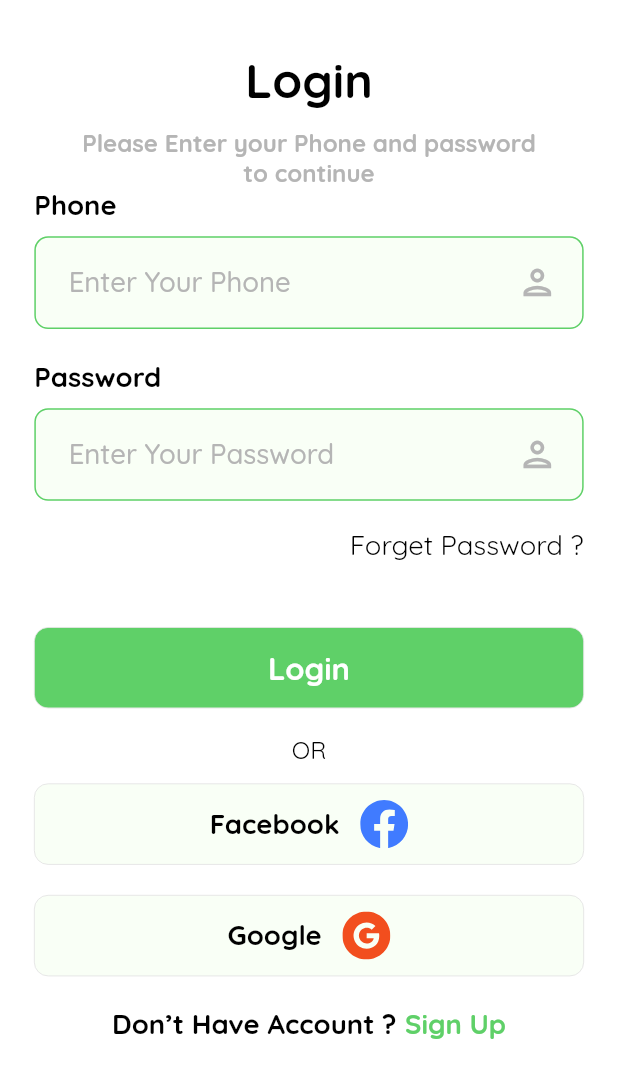
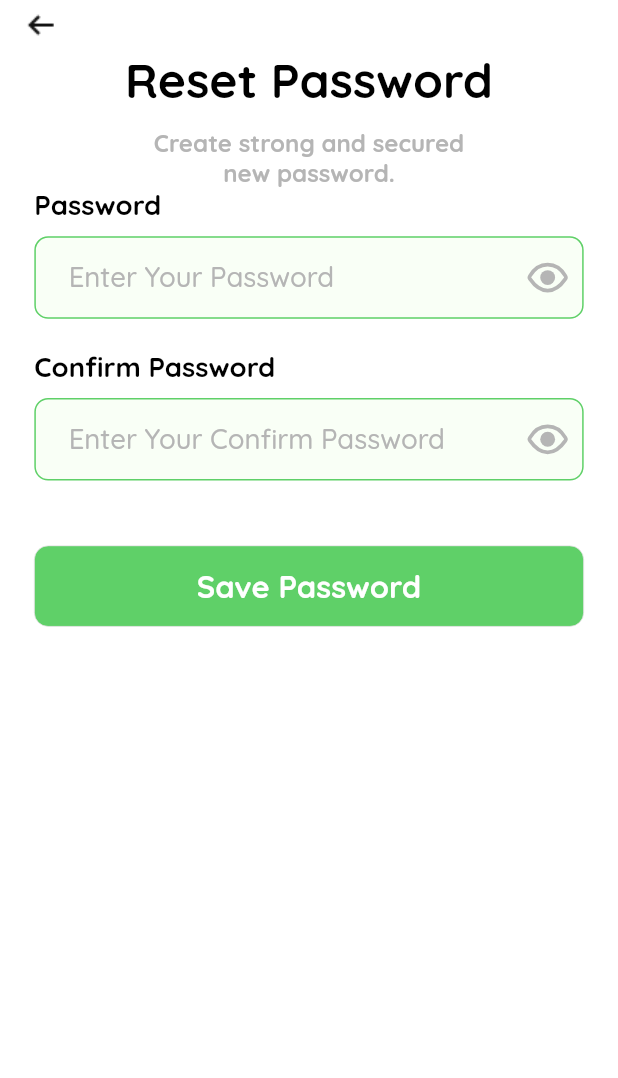
Before and after one commit to HusseinMohamed99/Laboar, a Flutter app: the LoginScreen screen opened directly, after a tap on "Forget Password ?", on a phone screen of 412 x 824 dp. Shown: the top 1078 px of the screen. Run offline on Flutter 3.47's test engine with Material 2 defaults, Android fonts, the phone set to English and light mode, and no system bars; our stand-ins replace cached_network_image, cloud_firestore, firebase_core, flutter_bloc, flutter_screenutil, flutter_svg and 6 more; accounts and stored records are empty; generated files the repository leaves out were written again; project files that could hold a hidden picture were left out.

Commit message:
onBoardingScreen ✔ prefScreen ✔ assets ✔ themeMode ✔ splashScreen ✔ components ✔ Date: 11/7/2023 Add Firebase userModel registerCubit registerScreen ✔ loginScreen ✔ OtpScreen ✔ resetPasswordScreen ✔ localization Laboar Cubit

```diff
--- a/lib/core/components/text_form_field.dart
+++ b/lib/core/components/text_form_field.dart
@@ -1,6 +1,8 @@
 import 'package:flutter/material.dart';
 import 'package:flutter_screenutil/flutter_screenutil.dart';
+import 'package:flutter_svg/flutter_svg.dart';
 import 'package:google_fonts/google_fonts.dart';
+import 'package:laboar/core/components/on_tap_function.dart';
 import 'package:laboar/core/global/theme/app_color/app_color_light.dart';
 
 class DefaultTextFormField extends StatelessWidget {
@@ -24,7 +26,7 @@ class DefaultTextFormField extends StatelessWidget {
       this.isClickable,
       this.isPassword,
       this.decoration,
-      this.suffix,
+      this.suffixImage,
       this.suffixPressed,
       this.prefix,
       this.maxLength,
@@ -47,7 +49,7 @@ class DefaultTextFormField extends StatelessWidget {
   final bool? isPassword;
   final bool? isClickable;
   final InputDecoration? decoration;
-  final IconData? suffix;
+  final String? suffixImage;
   final IconData? prefix;
   final Function? suffixPressed;
   final TextStyle? style;
@@ -85,14 +87,19 @@ class DefaultTextFormField extends StatelessWidget {
           contentPadding: const EdgeInsets.fromLTRB(20, 8, 8, 20).r,
           fillColor: color ?? AppColorsLight.fillColor,
           filled: true,
-          suffixIcon: Padding(
-            padding: const EdgeInsets.all(15.0).r,
-            child: Icon(
-              suffix,
-              color: AppColorsLight.greyColor,
-              size: 24.sp,
-            ),
-          ),
+          suffixIcon: suffixImage != null
+              ? OnTapFunction(
+                  function: () {
+                    suffixPressed!();
+                  },
+                  child: Padding(
+                    padding: const EdgeInsets.all(8.0).r,
+                    child: SvgPicture.asset(
+                      suffixImage!,
+                    ),
+                  ),
+                )
+              : null,
           // suffixIcon: suffix != null
           //     ? IconButton(
           //         padding: const EdgeInsets.all(15.0).r,
--- /dev/null
+++ b/lib/core/cubit/loginCubit/login_state.dart
@@ -0,0 +1,5 @@
+abstract class LoginStates {}
+
+class LoginInitialState extends LoginStates {}
+
+class ChangePasswordLoginState extends LoginStates {}
--- /dev/null
+++ b/lib/core/cubit/resetPasswordCubit/reset_password_cubit.dart
@@ -0,0 +1,29 @@
+import 'package:flutter_bloc/flutter_bloc.dart';
+import 'package:laboar/core/cubit/resetPasswordCubit/reset_password_state.dart';
+import 'package:laboar/generated/assets.dart';
+
+class ResetPasswordCubit extends Cubit<ResetPasswordStates> {
+  ResetPasswordCubit() : super(ResetPasswordInitialState());
+
+  static ResetPasswordCubit get(context) => BlocProvider.of(context);
+
+  String suffix = Assets.imagesEye;
+  bool isPassword = true;
+
+  void showPassword() {
+    isPassword = !isPassword;
+    suffix = isPassword ? Assets.imagesEye : Assets.imagesHide;
+
+    emit(ChangePasswordResetPasswordState());
+  }
+
+  String suffixImage = Assets.imagesEye;
+  bool isConfirmPassword = true;
+
+  void showConfirmPassword() {
+    isConfirmPassword = !isConfirmPassword;
+    suffixImage = isConfirmPassword ? Assets.imagesEye : Assets.imagesHide;
+
+    emit(ChangePasswordResetPasswordState());
+  }
+}
--- /dev/null
+++ b/lib/core/cubit/resetPasswordCubit/reset_password_state.dart
@@ -0,0 +1,5 @@
+abstract class ResetPasswordStates {}
+
+class ResetPasswordInitialState extends ResetPasswordStates {}
+
+class ChangePasswordResetPasswordState extends ResetPasswordStates {}
--- a/lib/l10n/intl_ar.arb
+++ b/lib/l10n/intl_ar.arb
@@ -37,8 +37,10 @@
   "submit": "ارسال",
   "hintSend": "سيتم ارسال الكود مرة اخري",
   "resetPassword": "اعادة كلمة المرور",
-  "hintPassword": "برجاء ادخال كلمة مرور \nلتاكيد حسابك (Htm123@$)",
+  "hintPassword": "برجاء ادخال كلمة مرور \nلتاكيد حسابك",
   "confirmPassword": "تاكيد كلمة المرور",
+  "enterConfirmPassword": "تاكيد كلمة المرور",
+  "savePassword": "حفظ",
   "settings": "الإعدادات",
   "theme": "المظهر",
   "light": "فاتح",
--- a/lib/l10n/intl_en.arb
+++ b/lib/l10n/intl_en.arb
@@ -35,8 +35,10 @@
   "submit": "Submit",
   "hintSend": "Code Sent. Resend Code in",
   "resetPassword": "Reset Password",
-  "hintPassword": "Create strong and secured\nnew password.(Htm123@$)",
+  "hintPassword": "Create strong and secured\nnew password.",
   "confirmPassword": "Confirm Password",
+  "enterConfirmPassword": "Enter Your Confirm Password",
+  "savePassword": "Save Password",
   "settings": "Settings",
   "theme": "Theme",
   "light": "Light",
--- a/lib/presentation/loginScreen/login_screen.dart
+++ b/lib/presentation/loginScreen/login_screen.dart
@@ -1,4 +1,5 @@
 import 'package:flutter/material.dart';
+import 'package:flutter_bloc/flutter_bloc.dart';
 import 'package:flutter_gen/gen_l10n/app_localizations.dart';
 import 'package:flutter_screenutil/flutter_screenutil.dart';
 import 'package:flutter_svg/flutter_svg.dart';
@@ -7,11 +8,14 @@ import 'package:laboar/core/components/navigator.dart';
 import 'package:laboar/core/components/on_tap_function.dart';
 import 'package:laboar/core/components/size_box.dart';
 import 'package:laboar/core/components/text_form_field.dart';
+import 'package:laboar/core/cubit/loginCubit/login_cubit.dart';
+import 'package:laboar/core/cubit/loginCubit/login_state.dart';
 import 'package:laboar/core/global/theme/app_color/app_color_light.dart';
 import 'package:laboar/core/global/theme/theme_data/theme_data.dart';
 import 'package:laboar/core/utils/enum.dart';
 import 'package:laboar/generated/assets.dart';
 import 'package:laboar/presentation/registerScreen/register_screen.dart';
+import 'package:laboar/presentation/resetScreen/reset_screen.dart';
 
 class LoginScreen extends StatelessWidget {
   const LoginScreen({super.key});
@@ -23,6 +27,13 @@ class LoginScreen extends StatelessWidget {
     var phoneController = TextEditingController();
     var localizations = AppLocalizations.of(context)!;
     final textTheme = getThemeData[AppTheme.lightTheme]!.textTheme;
+    return BlocProvider(
+      create: (context) => LoginCubit(),
+      child: BlocConsumer<LoginCubit, LoginStates>(
+        listener: (context, state) {
+          // TODO: implement listener
+        },
+        builder: (context, state) {
           return Scaffold(
             backgroundColor: AppColorsLight.lightSecondaryColor,
             appBar: AppBar(
@@ -69,12 +80,13 @@ class LoginScreen extends StatelessWidget {
                               controller: phoneController,
                               keyboardType: TextInputType.phone,
                               validate: (String? value) {
-                          if (value!.trim().isEmpty || value.length == 11) {
+                                if (value!.trim().isEmpty ||
+                                    value.length == 11) {
                                   return localizations.enterPhoneNumber;
                                 }
                                 return null;
                               },
-                        suffix: Icons.person_outlined,
+                              suffixImage: Assets.imagesPhone,
                               hint: localizations.enterPhoneNumber,
                             ),
                           ],
@@ -90,22 +102,28 @@ class LoginScreen extends StatelessWidget {
                               style: textTheme.labelMedium,
                             ),
                             DefaultTextFormField(
+                              obscuringCharacter: '*',
                               context: context,
                               controller: passwordController,
                               keyboardType: TextInputType.visiblePassword,
                               validate: (String? value) {
                                 if (value!.trim().isEmpty || value.length < 8) {
-                            return localizations.enterPassword;
+                                  return '${localizations.hintPassword} ( Htm123@% )';
                                 }
                                 return null;
                               },
-                        suffix: Icons.person_outlined,
                               hint: localizations.enterPassword,
-                        isPassword: true,
+                              isPassword: LoginCubit.get(context).isPassword,
+                              suffixPressed: () {
+                                LoginCubit.get(context).showPassword();
+                              },
+                              suffixImage: LoginCubit.get(context).suffix,
                             ),
                             Space(height: 15.h, width: 0),
                             OnTapFunction(
-                        function: () {},
+                              function: () {
+                                navigateTo(context, const ResetScreen());
+                              },
                               child: Align(
                                 alignment: Alignment.topRight,
                                 child: Text(
@@ -200,5 +218,8 @@ class LoginScreen extends StatelessWidget {
               ),
             ),
           );
+        },
+      ),
+    );
   }
 }
--- /dev/null
+++ b/lib/presentation/resetScreen/reset_screen.dart
@@ -0,0 +1,154 @@
+import 'package:flutter/material.dart';
+import 'package:flutter_bloc/flutter_bloc.dart';
+import 'package:flutter_gen/gen_l10n/app_localizations.dart';
+import 'package:flutter_screenutil/flutter_screenutil.dart';
+import 'package:laboar/core/components/buttons.dart';
+import 'package:laboar/core/components/navigator.dart';
+import 'package:laboar/core/components/size_box.dart';
+import 'package:laboar/core/components/text_form_field.dart';
+import 'package:laboar/core/cubit/resetPasswordCubit/reset_password_cubit.dart';
+import 'package:laboar/core/cubit/resetPasswordCubit/reset_password_state.dart';
+import 'package:laboar/core/global/theme/app_color/app_color_light.dart';
+import 'package:laboar/core/global/theme/theme_data/theme_data.dart';
+import 'package:laboar/core/utils/enum.dart';
+import 'package:laboar/generated/assets.dart';
+
+class ResetScreen extends StatelessWidget {
+  const ResetScreen({super.key});
+
+  @override
+  Widget build(BuildContext context) {
+    var formKey = GlobalKey<FormState>();
+    var passwordController = TextEditingController();
+    var confirmPasswordController = TextEditingController();
+
+    var localizations = AppLocalizations.of(context)!;
+    final textTheme = getThemeData[AppTheme.lightTheme]!.textTheme;
+    return BlocProvider(
+      create: (context) => ResetPasswordCubit(),
+      child: BlocConsumer<ResetPasswordCubit, ResetPasswordStates>(
+        listener: (context, state) {
+          // TODO: implement listener
+        },
+        builder: (context, state) {
+          return Scaffold(
+            backgroundColor: AppColorsLight.lightSecondaryColor,
+            appBar: AppBar(
+              toolbarHeight: 28.h,
+              leading: defaultIconButton(
+                function: () {
+                  pop(context);
+                },
+                image: Assets.imagesArrowLeft,
+              ),
+            ),
+            body: SingleChildScrollView(
+              physics: const BouncingScrollPhysics(),
+              child: Padding(
+                padding: const EdgeInsets.symmetric(horizontal: 20.0).r,
+                child: Form(
+                  key: formKey,
+                  child: Column(
+                    crossAxisAlignment: CrossAxisAlignment.start,
+                    children: [
+                      Center(
+                        child: Column(
+                          children: [
+                            Text(
+                              localizations.resetPassword,
+                              style: textTheme.bodyMedium,
+                            ),
+                            Space(height: 10.h, width: 0),
+                            Text(
+                              localizations.hintPassword,
+                              textAlign: TextAlign.center,
+                              style: textTheme.titleMedium!.copyWith(
+                                color: AppColorsLight.greyColor,
+                              ),
+                            ),
+                          ],
+                        ),
+                      ),
+                      Container(
+                        padding: const EdgeInsets.only(bottom: 18).r,
+                        child: Column(
+                          crossAxisAlignment: CrossAxisAlignment.start,
+                          children: [
+                            Text(
+                              localizations.password,
+                              style: textTheme.labelMedium,
+                            ),
+                            DefaultTextFormField(
+                              obscuringCharacter: '*',
+                              context: context,
+                              controller: confirmPasswordController,
+                              keyboardType: TextInputType.visiblePassword,
+                              validate: (String? value) {
+                                if (value!.trim().isEmpty ||
+                                    value.length == 11) {
+                                  return localizations.password;
+                                }
+                                return null;
+                              },
+                              isPassword:
+                                  ResetPasswordCubit.get(context).isPassword,
+                              suffixPressed: () {
+                                ResetPasswordCubit.get(context).showPassword();
+                              },
+                              suffixImage:
+                                  ResetPasswordCubit.get(context).suffix,
+                              hint: localizations.enterPassword,
+                            ),
+                          ],
+                        ),
+                      ),
+                      Container(
+                        padding: const EdgeInsets.only(bottom: 38).r,
+                        child: Column(
+                          crossAxisAlignment: CrossAxisAlignment.start,
+                          children: [
+                            Text(
+                              localizations.confirmPassword,
+                              style: textTheme.labelMedium,
+                            ),
+                            DefaultTextFormField(
+                              obscuringCharacter: '*',
+                              context: context,
+                              controller: passwordController,
+                              keyboardType: TextInputType.visiblePassword,
+                              validate: (String? value) {
+                                if (value!.trim().isEmpty || value.length < 8) {
+                                  return localizations.confirmPassword;
+                                }
+                                return null;
+                              },
+                              hint: localizations.enterConfirmPassword,
+                              isPassword: ResetPasswordCubit.get(context)
+                                  .isConfirmPassword,
+                              suffixPressed: () {
+                                ResetPasswordCubit.get(context)
+                                    .showConfirmPassword();
+                              },
+                              suffixImage:
+                                  ResetPasswordCubit.get(context).suffixImage,
+                            ),
+                          ],
+                        ),
+                      ),
+                      defaultMaterialButton(
+                        function: () {
+                          if (formKey.currentState!.validate()) {}
+                        },
+                        text: localizations.savePassword,
+                      ),
+                    ],
+                  ),
+                ),
+              ),
+            ),
+          );
+        },
+      ),
+    );
+  }
+}
```
Also changed, not shown: lib/core/cubit/loginCubit/login_cubit.dart (added, +19 -0 lines), lib/core/cubit/registerCubit/register_cubit.dart (+3 -4 lines), lib/presentation/registerScreen/register_screen.dart (+21 -5 lines), assets/images/Hide.svg (added), lib/generated/assets.dart, lib/generated/intl/messages_ar.dart, lib/generated/intl/messages_en.dart, lib/generated/l10n.dart. Lines whose indentation alone changed are shown as unchanged.
